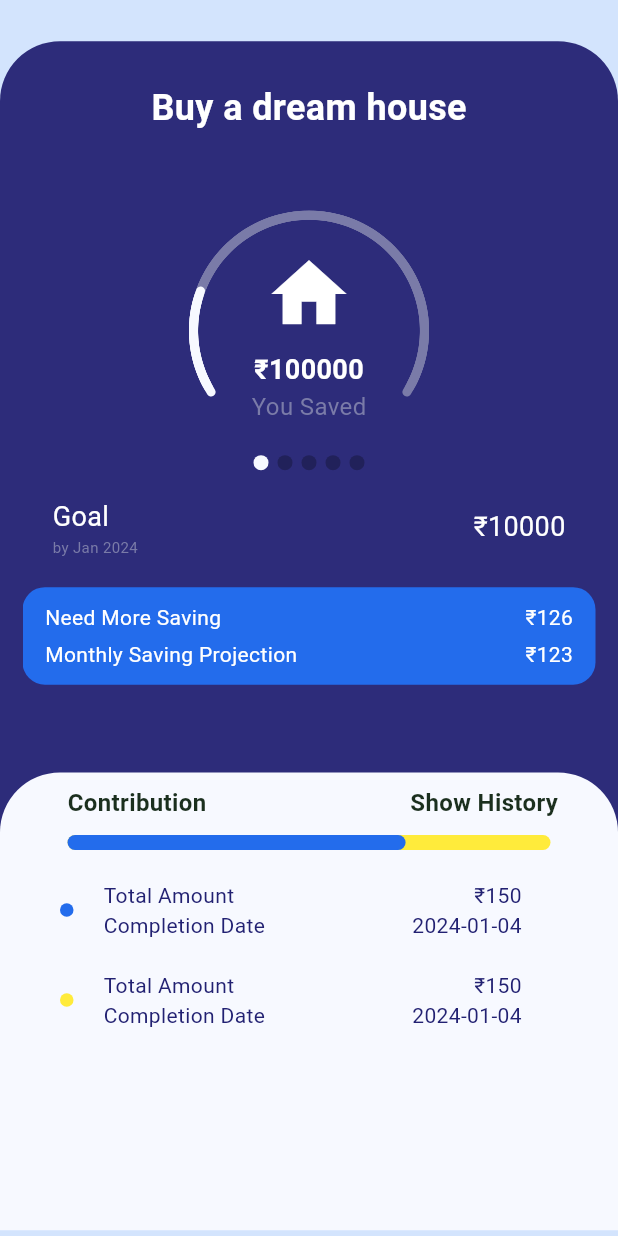
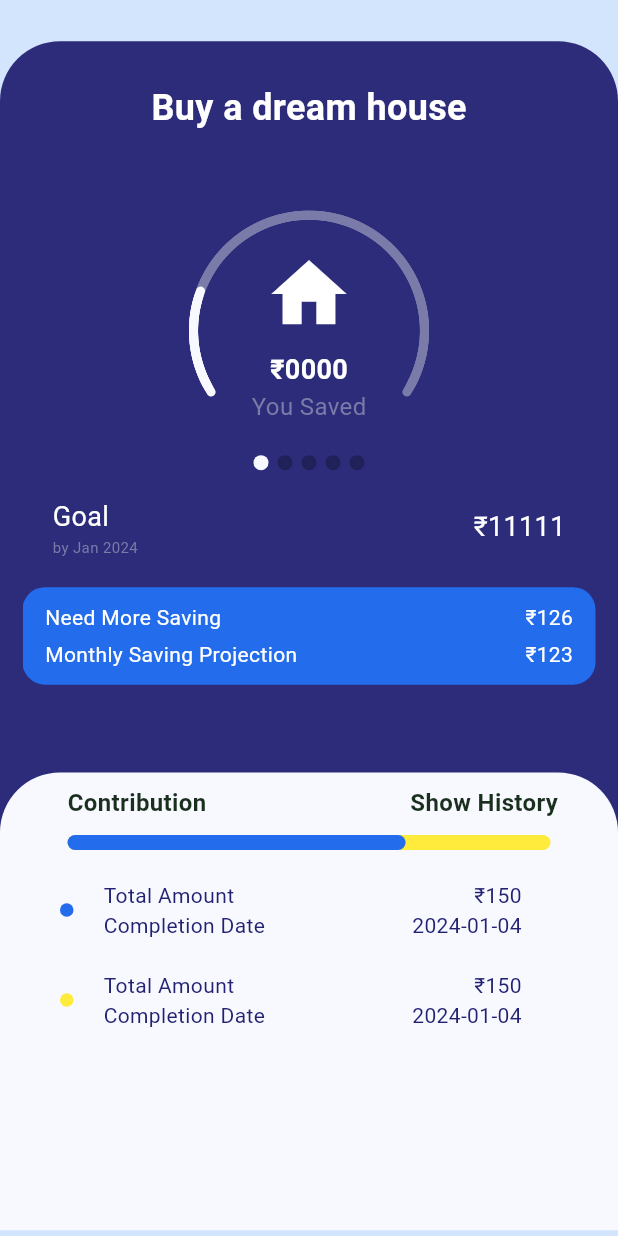
Before and after one commit to SachinVish012/test_pro, a Flutter app: the screen it shows after launch, on a phone screen of 412 x 824 dp. Run offline on Flutter 3.47's test engine with Material 3 defaults, Android fonts, the phone set to English and light mode, and no system bars; drawn by our look-alikes of carousel_slider, percent_indicator, step_progress_indicator.

Commit message:
common widget for text

```diff
--- a/lib/widget/circular_indicator.dart
+++ b/lib/widget/circular_indicator.dart
@@ -55,20 +55,11 @@ class _CircularIndicatorHomeState extends State<CircularIndicatorHome> {
                 Container(
                   width: width1/3,
                   alignment: Alignment.topCenter,
-                  child: Text(
-                    "\u{20B9}100000",
-                    style: TextStyle(
-                        color: AppColors.textWhite,fontSize: 18,fontWeight: FontWeight.bold,
-                    )
-                    ,)
+                  child: text1(context, "\u{20B9}0000", AppColors.textWhite,18,FontWeight.bold)
                 ),
                 Container(
-                  child: Text(
-                      AppText.youSaved,
-                      style: TextStyle(
-                          color: AppColors.circularIndClr1,fontSize: 16
-                      )
-                  ),
+                  child:
+                  text1(context, AppText.youSaved, AppColors.circularIndClr1,16,FontWeight.normal)
                 )
               ],
             ),
@@ -104,13 +95,11 @@ class _CircularIndicatorHomeState extends State<CircularIndicatorHome> {
                                   children: [
                                     Container(
                                       alignment: Alignment.topLeft,
-                                      child: Text(AppText.goalText,
-                                        style: TextStyle(color: AppColors.textWhite,fontSize: 18),),
+                                      child: text1(context, AppText.goalText, AppColors.textWhite,18,FontWeight.normal)
                                     ),
                                     Container(
                                       alignment: Alignment.topLeft,
-                                      child: Text("by Jan 2024",
-                                        style: TextStyle(color: AppColors.circularIndClr1,fontSize: 10),),
+                                      child: text1(context, "by Jan 2024", AppColors.circularIndClr1, 10, FontWeight.normal)
                                     ),
                                   ],
                                 )
@@ -123,8 +112,7 @@ class _CircularIndicatorHomeState extends State<CircularIndicatorHome> {
                                 flex: 4,
                                 child: Container(
                                   alignment: Alignment.topRight,
-                                  child: Text("\u{20B9}"+"10000",
-                                    style: TextStyle(color: AppColors.textWhite,fontSize: 18),),
+                                  child: text1(context, "\u{20B9}11111", AppColors.textWhite, 18, FontWeight.normal)
                                 )
                             ),
                           ],
@@ -150,16 +138,14 @@ class _CircularIndicatorHomeState extends State<CircularIndicatorHome> {
                                       flex: 6,
                                       child:Container(
                                         alignment: Alignment.topLeft,
-                                        child: Text(AppText.needSaving,
-                                          style: TextStyle(color: AppColors.textWhite,fontSize: 14),),
+                                        child: text1(context, AppText.needSaving, AppColors.textWhite, 14, FontWeight.normal)
                                       )
                                   ),
                                   Flexible(
                                       flex: 4,
                                       child: Container(
                                         alignment: Alignment.topRight,
-                                        child: Text("\u{20B9}126",
-                                          style: TextStyle(color: AppColors.textWhite,fontSize: 14),),
+                                        child: text1(context, "\u{20B9}126", AppColors.textWhite, 14, FontWeight.normal)
                                       )
                                   ),
                                 ],
@@ -175,16 +161,14 @@ class _CircularIndicatorHomeState extends State<CircularIndicatorHome> {
                                       flex: 6,
                                       child:Container(
                                         alignment: Alignment.topLeft,
-                                        child: Text(AppText.monthlySaving,
-                                          style: TextStyle(color: AppColors.textWhite,fontSize: 14),),
+                                        child: text1(context, AppText.monthlySaving, AppColors.textWhite, 14, FontWeight.normal)
                                       )
                                   ),
                                   Flexible(
                                       flex: 4,
                                       child: Container(
                                         alignment: Alignment.topRight,
-                                        child: Text("\u{20B9}123",
-                                          style: TextStyle(color: AppColors.textWhite,fontSize: 14),),
+                                        child: text1(context, "\u{20B9}123", AppColors.textWhite, 14, FontWeight.normal)
                                       )
                                   ),
                                 ],
@@ -220,6 +204,14 @@ class _CircularIndicatorHomeState extends State<CircularIndicatorHome> {
       ),
     );
   }
+
+  //----text widget
+  Widget text1(BuildContext context,String text,color,double size,bold){
+    return Container(
+      child: Text(text,style: TextStyle(color: color,fontSize: size,fontWeight: bold,)),
+    );
+  }
+
   List<Widget> indicators(imagesLength, currentIndex) {
     return List<Widget>.generate(imagesLength, (index) {
       return Container(
--- a/lib/widget/contribution_history.dart
+++ b/lib/widget/contribution_history.dart
@@ -87,12 +87,12 @@ class _ContributionHistoryState extends State<ContributionHistory> {
                         Container(
                           alignment: Alignment.topLeft,
                           margin: EdgeInsets.only(left: 20),
-                          child: Text(AppText.totalAmount,style: TextStyle(color: AppColors.textblue2,fontSize: 14)),
+                          child: text1(context, AppText.totalAmount),
                         ),
                         Container(
                           alignment: Alignment.centerLeft,
                           margin: EdgeInsets.only(left: 20),
-                          child: Text(AppText.completionDate,style: TextStyle(color: AppColors.textblue2,fontSize: 14)),
+                          child: text1(context, AppText.completionDate),
                         ),
                       ],
                     )),
@@ -102,11 +102,11 @@ class _ContributionHistoryState extends State<ContributionHistory> {
                       children: [
                         Container(
                           alignment: Alignment.topRight,
-                          child: Text("\u{20B9}150",style: TextStyle(color: AppColors.textblue2,fontSize: 14)),
+                        child: text1(context, "\u{20B9}150"),
                         ),
                         Container(
                           alignment: Alignment.topRight,
-                          child: Text(DateTime.now().toString().substring(0,10),style: TextStyle(color: AppColors.textblue2,fontSize: 14)),
+                          child: text1(context, DateTime.now().toString().substring(0,10)),
                         ),
                       ],
                     )),
@@ -140,12 +140,12 @@ class _ContributionHistoryState extends State<ContributionHistory> {
                         Container(
                           alignment: Alignment.topLeft,
                           margin: EdgeInsets.only(left: 20),
-                          child: Text(AppText.totalAmount,style: TextStyle(color: AppColors.textblue2,fontSize: 14)),
+                          child: text1(context, AppText.totalAmount),
                         ),
                         Container(
                           alignment: Alignment.centerLeft,
                           margin: EdgeInsets.only(left: 20),
-                          child: Text(AppText.completionDate,style: TextStyle(color: AppColors.textblue2,fontSize: 14)),
+                          child: text1(context, AppText.completionDate),
                         ),
                       ],
                     )),
@@ -155,11 +155,11 @@ class _ContributionHistoryState extends State<ContributionHistory> {
                       children: [
                         Container(
                           alignment: Alignment.topRight,
-                          child: Text("\u{20B9}150",style: TextStyle(color: AppColors.textblue2,fontSize: 14)),
+                          child: text1(context, "\u{20B9}150"),
                         ),
                         Container(
                           alignment: Alignment.topRight,
-                          child: Text(DateTime.now().toString().substring(0,10),style: TextStyle(color: AppColors.textblue2,fontSize: 14)),
+                          child: text1(context, DateTime.now().toString().substring(0,10)),
                         ),
                       ],
                     )),
@@ -170,4 +170,9 @@ class _ContributionHistoryState extends State<ContributionHistory> {
       ),
     );
   }
+  Widget text1(BuildContext context,String text){
+    return Container(
+      child: Text(text,style: TextStyle(color: AppColors.textblue2,fontSize: 14)),
+    );
+  }
 }
```
